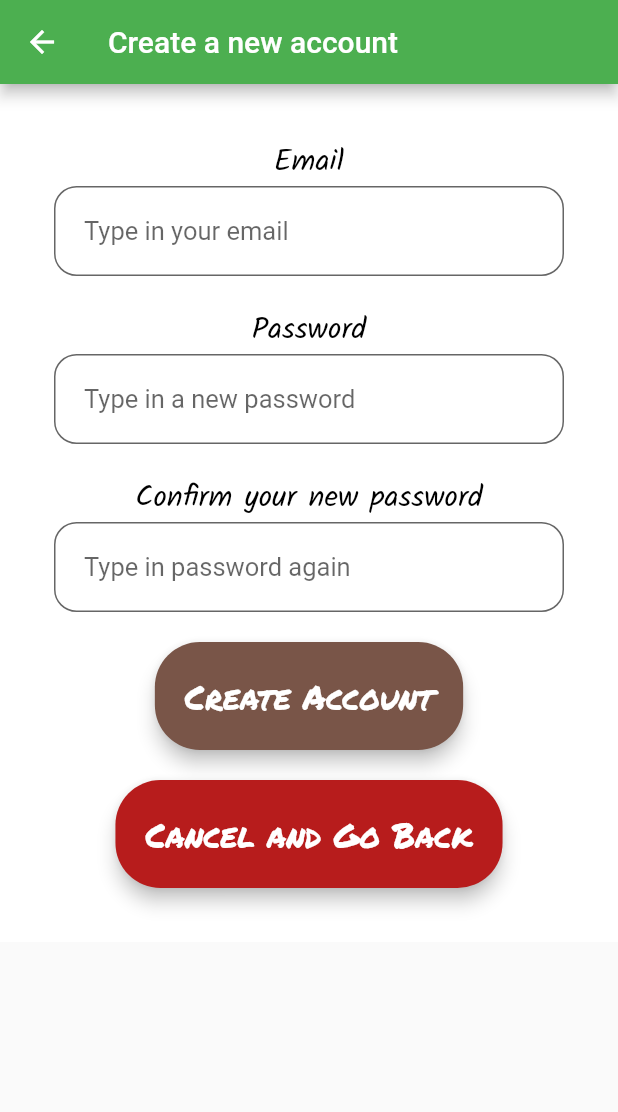
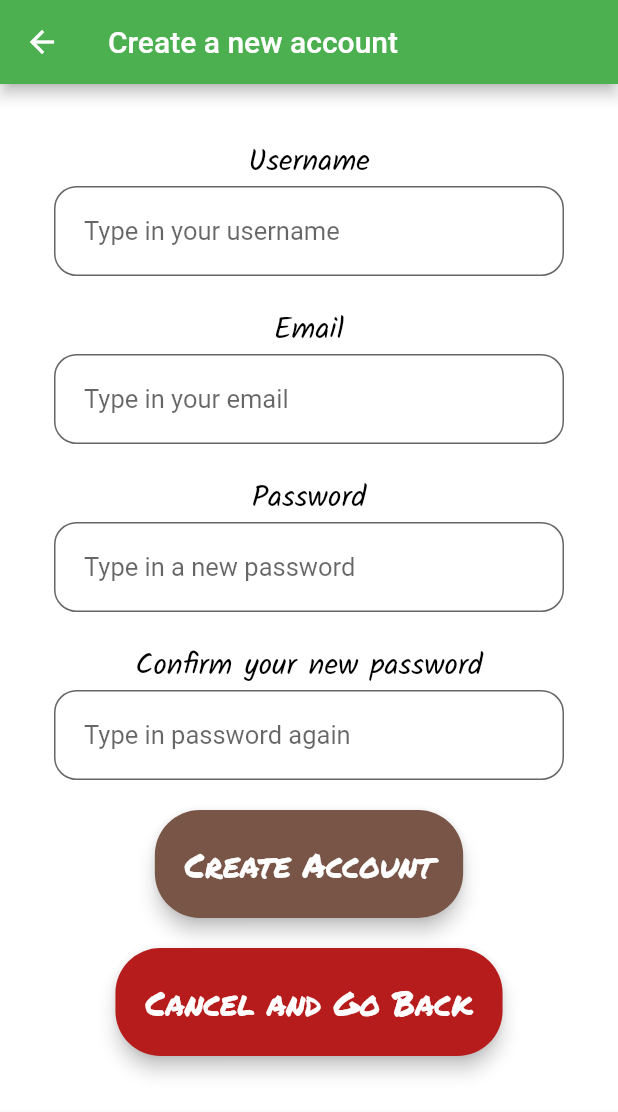
Before and after one commit to KnitidCeladon23/my_expiree_app, a Flutter app: the CreateAccount screen opened directly, after a tap on "Create Account", on a phone screen of 412 x 824 dp. Shown: the top 1112 px of the screen. Run offline on Flutter 3.47's test engine with Material 2 defaults, Android fonts, the phone set to English and light mode, and no system bars; our stand-ins replace cloud_firestore, firebase_auth, flutter_local_notifications, google_fonts, rxdart, shared_preferences and 1 more; missing offline and left inert: firebase_auth_platform_interface, firebase_helpers, flutter_material_color_picker, random_color; accounts and stored records are empty; network calls fail.

Commit message:
wall created but yet to implement username to be shown

```diff
--- /dev/null
+++ b/lib/helperfunctions.dart
@@ -0,0 +1,43 @@
+import 'package:shared_preferences/shared_preferences.dart';
+
+class HelperFunctions{
+
+  static String sharedPreferenceUserLoggedInKey = "ISLOGGEDIN";
+  static String sharedPreferenceUserNameKey = "USERNAMEKEY";
+  static String sharedPreferenceUserEmailKey = "USEREMAILKEY";
+
+  /// saving data to sharedpreference
+  static Future<bool> saveUserLoggedInSharedPreference(bool isUserLoggedIn) async{
+
+    SharedPreferences preferences = await SharedPreferences.getInstance();
+    return await preferences.setBool(sharedPreferenceUserLoggedInKey, isUserLoggedIn);
+  }
+
+  static Future<bool> saveUserNameSharedPreference(String userName) async{
+    SharedPreferences preferences = await SharedPreferences.getInstance();
+    return await preferences.setString(sharedPreferenceUserNameKey, userName);
+  }
+
+  static Future<bool> saveUserEmailSharedPreference(String userEmail) async{
+    SharedPreferences preferences = await SharedPreferences.getInstance();
+    return await preferences.setString(sharedPreferenceUserEmailKey, userEmail);
+  }
+
+  /// fetching data from sharedpreference
+
+  static Future<bool> getUserLoggedInSharedPreference() async{
+    SharedPreferences preferences = await SharedPreferences.getInstance();
+    return await preferences.getBool(sharedPreferenceUserLoggedInKey);
+  }
+
+  static Future<String> getUserNameSharedPreference() async{
+    SharedPreferences preferences = await SharedPreferences.getInstance();
+    return await preferences.getString(sharedPreferenceUserNameKey);
+  }
+
+  static Future<String> getUserEmailSharedPreference() async{
+    SharedPreferences preferences = await SharedPreferences.getInstance();
+    return await preferences.getString(sharedPreferenceUserEmailKey);
+  }
+
+}
--- a/lib/screens/changePassword.dart
+++ b/lib/screens/changePassword.dart
@@ -24,11 +24,11 @@ class _ChangePasswordState extends State<ChangePassword> {
   TextEditingController _passwordController = TextEditingController();
   TextEditingController _confirmPasswordController = TextEditingController();
 
-  void _signUpUser(String email, String password, BuildContext context) async {
+  void _signUpUser(String email, String password, String username, BuildContext context) async {
     CurrentUser _currentUser = Provider.of<CurrentUser>(context, listen: false);
 
     try {
-      String _returnString = await _currentUser.signUpUser(email, password);
+      String _returnString = await _currentUser.signUpUser(email, password, username);
       if (_returnString == "success") {
         Navigator.pop(context);
       } else {
--- a/lib/screens/createAccount.dart
+++ b/lib/screens/createAccount.dart
@@ -4,6 +4,8 @@ import 'package:google_fonts/google_fonts.dart';
 //import 'expireeWelcome.dart';
 import 'package:provider/provider.dart';
 import "package:expiree_app/states/currentUser.dart";
+import 'package:expiree_app/helperfunctions.dart';
+import 'package:expiree_app/database.dart';
 
 class CreateAccount extends StatefulWidget {
   @override
@@ -17,17 +19,17 @@ class _CreateAccountState extends State<CreateAccount> {
   TextStyle style = GoogleFonts.chelseaMarket(
     fontSize: 20,
   );
-
-  //TextEditingController _fullNameController = TextEditingController();
+  TextEditingController _usernameController = TextEditingController();
   TextEditingController _emailController = TextEditingController();
   TextEditingController _passwordController = TextEditingController();
   TextEditingController _confirmPasswordController = TextEditingController();
+  DatabaseMethods databaseMethods = new DatabaseMethods();
 
-  void _signUpUser(String email, String password, BuildContext context) async {
+  void _signUpUser(String email, String password, String username, BuildContext context) async {
     CurrentUser _currentUser = Provider.of<CurrentUser>(context, listen: false);
 
     try {
-      String _returnString = await _currentUser.signUpUser(email, password);
+      String _returnString = await _currentUser.signUpUser(email, password, username);
       if (_returnString == "success") {
         Navigator.pop(context);
       } else {
@@ -45,6 +47,29 @@ class _CreateAccountState extends State<CreateAccount> {
 
   @override
   Widget build(BuildContext context) {
+    final usernameField = TextFormField(
+      controller: _usernameController,
+      obscureText: false,
+      style: GoogleFonts.roboto(
+        fontSize: 17,
+        color: Colors.black,
+      ),
+      decoration: InputDecoration(
+          fillColor: Colors.white,
+          filled: true,
+          contentPadding: EdgeInsets.fromLTRB(20.0, 20.0, 20.0, 20.0),
+          hintText: 'Type in your username',
+          border:
+              OutlineInputBorder(borderRadius: BorderRadius.circular(15.0))),
+      validator: (input) {
+        if (input.isEmpty) {
+          return 'Please provide your username';
+        }
+        return null;
+      },
+      //onSaved: (input) => _email = input,
+    );
+
     final newEmailField = TextFormField(
       controller: _emailController,
       obscureText: false,
@@ -89,8 +114,7 @@ class _CreateAccountState extends State<CreateAccount> {
       validator: (input) {
         if (input.isEmpty) {
           return "Please provide a password";
-        }
-        else if (input.length < 6) {
+        } else if (input.length < 6) {
           return 'Password should be at least 6 characters long';
         }
         return null;
@@ -132,7 +156,20 @@ class _CreateAccountState extends State<CreateAccount> {
         padding: EdgeInsets.fromLTRB(20.0, 20.0, 20.0, 20.0),
         onPressed: () {
           if (_passwordController.text == _confirmPasswordController.text) {
-                _signUpUser(_emailController.text, _passwordController.text, context);
+            _signUpUser(
+                _emailController.text, _passwordController.text, _usernameController.text, context);
+            Map<String, String> userDataMap = {
+              "userName": _usernameController.text,
+              "userEmail": _emailController.text
+            };
+
+            databaseMethods.addUserInfo(userDataMap);
+
+            HelperFunctions.saveUserLoggedInSharedPreference(true);
+            HelperFunctions.saveUserNameSharedPreference(
+                _usernameController.text);
+            HelperFunctions.saveUserEmailSharedPreference(
+                _emailController.text);
           } else {
             Scaffold.of(context).showSnackBar(
               SnackBar(
@@ -142,11 +179,10 @@ class _CreateAccountState extends State<CreateAccount> {
             );
           }
         },
-        child: Text('Create Account',
+        child: Text(
+          'Create Account',
           textAlign: TextAlign.center,
-            style: GoogleFonts.permanentMarker(
-              fontSize: 22,
-              color: Colors.white),
+          style: GoogleFonts.permanentMarker(fontSize: 22, color: Colors.white),
         ),
       ),
     );
@@ -164,10 +200,8 @@ class _CreateAccountState extends State<CreateAccount> {
         },
         child: Text('Cancel and Go Back',
             textAlign: TextAlign.center,
-            style: GoogleFonts.permanentMarker(
-              fontSize: 22,
-              color: Colors.white)
-            ),
+            style:
+                GoogleFonts.permanentMarker(fontSize: 22, color: Colors.white)),
       ),
     );
 
@@ -187,6 +221,13 @@ class _CreateAccountState extends State<CreateAccount> {
                 crossAxisAlignment: CrossAxisAlignment.center,
                 mainAxisAlignment: MainAxisAlignment.start,
                 children: <Widget>[
+                  Text(
+                    'Username',
+                    style: GoogleFonts.kalam(fontSize: 20, color: Colors.black),
+                    textAlign: TextAlign.start,
+                  ),
+                  usernameField,
+                  SizedBox(height: 20.0),
                   Text(
                     'Email',
                     style: GoogleFonts.kalam(fontSize: 20, color: Colors.black),
--- a/lib/screens/navBarImpl.dart
+++ b/lib/screens/navBarImpl.dart
@@ -5,6 +5,7 @@ import 'package:flutter/material.dart';
 import 'package:expiree_app/screens/expireeHome.dart';
 import 'package:provider/provider.dart';
 import 'package:expiree_app/notification/app_bloc.dart';
+import 'package:expiree_app/wall/postPage.dart';
 
 class NavBarImpl extends StatefulWidget {
   NavBarImpl({Key key}) : super(key: key);
@@ -29,6 +30,7 @@ class _NavBarImplState extends State<NavBarImpl> {
   final _pageOptions = [
     ExpireeHome(),
     Calendar(),
+    PostPage(),
     InventoryListFirebase(),
     ReminderPage(),
   ];
@@ -62,6 +64,10 @@ class _NavBarImplState extends State<NavBarImpl> {
               title: Text('Calendar'),
             ),
             BottomNavigationBarItem(
+              icon: Icon(Icons.create),
+              title: Text('Wall'),
+            ),
+            BottomNavigationBarItem(
               icon: Icon(Icons.chat),
               title: Text('Inventory'),
             ),
--- a/lib/states/currentUser.dart
+++ b/lib/states/currentUser.dart
@@ -40,11 +40,20 @@ class CurrentUser extends ChangeNotifier {
     return retVal;
   }
 
-  Future<String> signUpUser(String email, String password) async {
+  Future updateUserName(String name, FirebaseUser currentUser) async {
+    var userUpdateInfo = UserUpdateInfo();
+    userUpdateInfo.displayName = name;
+    await currentUser.updateProfile(userUpdateInfo);
+    await currentUser.reload();
+  }
+
+  Future<String> signUpUser(String email, String password, name) async {
     String retVal = "error";
 
     try {
-      await _auth.createUserWithEmailAndPassword(email: email, password: password);
+      final authResult = await _auth.createUserWithEmailAndPassword(email: email, password: password);
+      await updateUserName(name, authResult.user);
+
 
       retVal = "success";
     } catch (e) {
--- a/pubspec.yaml
+++ b/pubspec.yaml
@@ -34,6 +34,9 @@ dependencies:
   firebase_helpers: ^0.1.8
   url_launcher: ^5.4.11
   firebase_auth_platform_interface: ^1.1.8
+  flutter_material_color_picker: ^1.0.5
+  random_color: ^1.0.5
+  shared_preferences: ^0.5.8
 
   # The following adds the Cupertino Icons font to your application.
   # Use with the CupertinoIcons class for iOS style icons.
```
Also changed, not shown: lib/database.dart (added, +64 -0 lines), lib/wall/addPost.dart (added, +271 -0 lines), lib/wall/postPage.dart (added, +108 -0 lines), 3 other files. Lines whose indentation alone changed are shown as unchanged.
